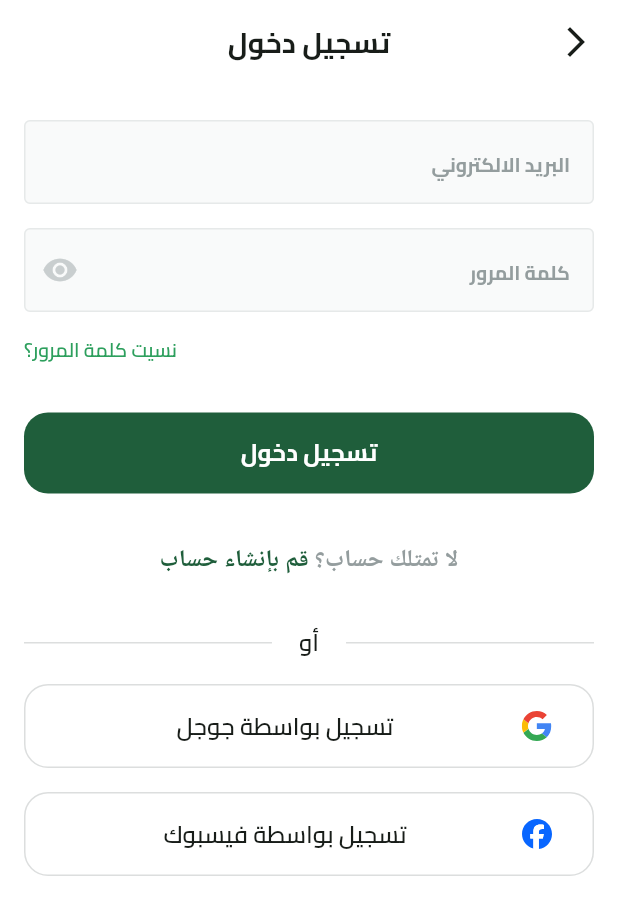
After one commit to Marwan28/fruit_hub, a Flutter app: the screen it shows after launch, after a tap on "تخط", on a phone screen of 412 x 824 dp. The commit adds this screen. Shown: the top 915 px of the screen. Run offline on Flutter 3.47's test engine with Material 3 defaults, Android fonts, the light colour scheme and no system bars; our stand-ins replace dots_indicator, flutter_svg.

Commit message:
finish login UI

```diff
--- /dev/null
+++ b/lib/core/widgets/custom_app_bar.dart
@@ -0,0 +1,16 @@
+import 'package:flutter/material.dart';
+import 'package:fruit_hub/core/utils/app_text_styles.dart';
+
+AppBar buildAppBar({required BuildContext context, required String title}) {
+  return AppBar(
+    backgroundColor: Colors.white,
+    centerTitle: true,
+    leading: GestureDetector(
+      child: Icon(Icons.arrow_back_ios_new),
+      onTap: () {
+        Navigator.pop(context);
+      },
+    ),
+    title: Text(title, style: TextStyles.bold19, textAlign: TextAlign.center),
+  );
+}
--- a/lib/core/widgets/custom_button.dart
+++ b/lib/core/widgets/custom_button.dart
@@ -1,5 +1,6 @@
 import 'package:flutter/material.dart';
 import 'package:fruit_hub/core/utils/app_colors.dart';
+import 'package:fruit_hub/core/utils/app_text_styles.dart';
 
 class CustomButton extends StatelessWidget {
   const CustomButton({super.key, required this.onPressed, required this.text});
@@ -13,19 +14,17 @@ class CustomButton extends StatelessWidget {
       width: double.infinity,
       height: 54,
       child: TextButton(
-        style: TextButton.styleFrom(backgroundColor: AppColors.primaryColor,
-            shape: RoundedRectangleBorder(
-              borderRadius: BorderRadius.circular(16),
-            )),
+        style: TextButton.styleFrom(
+          backgroundColor: AppColors.primaryColor,
+          shape: RoundedRectangleBorder(
+            borderRadius: BorderRadius.circular(16),
+          ),
+        ),
         onPressed: onPressed,
-        child: Text(text
-            ,style: TextStyle(
-              color: Colors.white,
-              fontSize: 18,
-              fontFamily: 'Cairo',
-              fontWeight: FontWeight.w700,
-              height: 0,
-            )),
+        child: Text(
+          text,
+          style: TextStyles.bold16.copyWith(color: Colors.white),
+        ),
       ),
     );
   }
--- /dev/null
+++ b/lib/core/widgets/custom_text_field.dart
@@ -0,0 +1,45 @@
+import 'package:flutter/material.dart';
+import 'package:fruit_hub/core/utils/app_text_styles.dart';
+
+class CustomTextFormField extends StatelessWidget {
+  const CustomTextFormField({
+    super.key,
+    required this.hintText,
+    required this.keyboardType,
+    this.suffixIcon,
+  });
+
+  final String hintText;
+  final TextInputType keyboardType;
+  final Widget? suffixIcon;
+
+  @override
+  Widget build(BuildContext context) {
+    return TextFormField(
+      keyboardType: keyboardType,
+      decoration: InputDecoration(
+        suffixIcon: suffixIcon,
+        filled: true,
+        fillColor: Color(0xFFF9FAFA),
+        border: buildOutlineInputBorder(),
+        enabledBorder: buildOutlineInputBorder(),
+        focusedBorder: buildOutlineInputBorder(),
+        hintText: hintText,
+        hintStyle: TextStyles.bold13.copyWith(color: Color(0xFF949D9E)),
+      ),
+      validator: (value) {
+        if (value == null || value.isEmpty) {
+          return 'Please enter some text';
+        }
+        return null;
+      },
+    );
+  }
+
+  OutlineInputBorder buildOutlineInputBorder() {
+    return OutlineInputBorder(
+      borderRadius: BorderRadius.circular(4),
+      borderSide: BorderSide(color: Color(0xFFE6E9E9), width: 1),
+    );
+  }
+}
--- a/lib/features/auth/presentation/views/login_view.dart
+++ b/lib/features/auth/presentation/views/login_view.dart
@@ -1,15 +1,20 @@
 import 'package:flutter/material.dart';
+import 'package:fruit_hub/core/utils/app_text_styles.dart';
+import 'package:fruit_hub/core/widgets/custom_app_bar.dart';
+import 'package:fruit_hub/features/auth/presentation/widgets/login_view_body.dart';
 
 class LoginView extends StatelessWidget {
   const LoginView({super.key});
+
   static const routeName = '/login';
 
   @override
   Widget build(BuildContext context) {
-    return const Scaffold(
-      body: Center(
-        child: Text('Login View'),
-      ),
+    return Scaffold(
+      appBar: buildAppBar(context: context, title: 'تسجيل دخول'),
+      body: LoginViewBody(),
     );
   }
+
+
 }
--- /dev/null
+++ b/lib/features/auth/presentation/widgets/donot_have_account_widget.dart
@@ -0,0 +1,43 @@
+import 'package:flutter/gestures.dart';
+import 'package:flutter/material.dart';
+
+import '../../../../../core/utils/app_colors.dart';
+import '../../../../../core/utils/app_text_styles.dart';
+
+class DonotHaveAnAccountWidget extends StatelessWidget {
+  const DonotHaveAnAccountWidget({
+    super.key,
+  });
+
+  @override
+  Widget build(BuildContext context) {
+    return Text.rich(
+      TextSpan(
+        children: [
+          TextSpan(
+            text: 'لا تمتلك حساب؟',
+            style: TextStyles.semiBold16.copyWith(
+              color: const Color(0xFF949D9E),
+            ),
+          ),
+          TextSpan(
+            text: ' ',
+            style: TextStyles.semiBold16.copyWith(
+              color: const Color(0xFF616A6B),
+            ),
+          ),
+          TextSpan(
+            recognizer: TapGestureRecognizer()
+              ..onTap = () {
+                // Navigator.pushNamed(context, SignupView.routeName);
+              },
+            text: 'قم بإنشاء حساب',
+            style:
+                TextStyles.semiBold16.copyWith(color: AppColors.primaryColor),
+          ),
+        ],
+      ),
+      textAlign: TextAlign.center,
+    );
+  }
+}
--- /dev/null
+++ b/lib/features/auth/presentation/widgets/login_view_body.dart
@@ -0,0 +1,87 @@
+import 'dart:io';
+
+import 'package:flutter/material.dart';
+import 'package:fruit_hub/constants.dart';
+import 'package:fruit_hub/core/utils/app_colors.dart';
+import 'package:fruit_hub/core/utils/app_images.dart';
+import 'package:fruit_hub/core/utils/app_text_styles.dart';
+import 'package:fruit_hub/core/widgets/custom_button.dart';
+import 'package:fruit_hub/core/widgets/custom_text_field.dart';
+import 'package:fruit_hub/features/auth/presentation/widgets/donot_have_account_widget.dart';
+import 'package:fruit_hub/features/auth/presentation/widgets/or_divider.dart';
+import 'package:fruit_hub/features/auth/presentation/widgets/social_login_button.dart';
+
+class LoginViewBody extends StatelessWidget {
+  const LoginViewBody({Key? key}) : super(key: key);
+
+  @override
+  Widget build(BuildContext context) {
+    return SingleChildScrollView(
+      child: Padding(
+        padding: const EdgeInsets.symmetric(horizontal: kHorizontalPadding),
+        child: SingleChildScrollView(
+          child: Column(
+            children: [
+              SizedBox(height: 24),
+              CustomTextFormField(
+                hintText: 'البريد الالكتروني',
+                keyboardType: TextInputType.emailAddress,
+              ),
+              SizedBox(height: 16),
+              CustomTextFormField(
+                hintText: 'كلمة المرور',
+                keyboardType: TextInputType.visiblePassword,
+                suffixIcon: const Icon(
+                  Icons.remove_red_eye,
+                  color: Color(0xFFC9CECF),
+                ),
+              ),
+              SizedBox(height: 16),
+              Row(
+                mainAxisAlignment: MainAxisAlignment.end,
+                children: [
+                  Text(
+                    'نسيت كلمة المرور؟',
+                    style: TextStyles.semiBold13.copyWith(
+                      color: AppColors.lightPrimaryColor,
+                    ),
+                  ),
+                ],
+              ),
+              SizedBox(height: 32),
+              CustomButton(onPressed: () {}, text: 'تسجيل دخول'),
+              SizedBox(height: 32),
+              const DonotHaveAnAccountWidget(),
+              SizedBox(height: 32),
+              OrDivider(),
+              const SizedBox(height: 16),
+              SocialLoginButton(
+                onPressed: () {},
+                image: Assets.imagesGoogleIcon,
+                title: 'تسجيل بواسطة جوجل',
+              ),
+              const SizedBox(height: 16),
+              Platform.isIOS
+                  ? Column(
+                      children: [
+                        SocialLoginButton(
+                          onPressed: () {},
+                          image: Assets.imagesAppleIcon,
+                          title: 'تسجيل بواسطة أبل',
+                        ),
+                        const SizedBox(height: 16),
+                      ],
+                    )
+                  : const SizedBox(),
+              SocialLoginButton(
+                onPressed: () {},
+                image: Assets.imagesFacebookIcon,
+                title: 'تسجيل بواسطة فيسبوك',
+              ),
+            ],
+          ),
+        ),
+      ),
+    );
+  }
+}
--- /dev/null
+++ b/lib/features/auth/presentation/widgets/or_divider.dart
@@ -0,0 +1,35 @@
+import 'package:flutter/material.dart';
+import 'package:fruit_hub/core/utils/app_text_styles.dart';
+
+class OrDivider extends StatelessWidget {
+  const OrDivider({super.key});
+
+  @override
+  Widget build(BuildContext context) {
+    return const Row(
+      children: [
+        Expanded(
+          child: Divider(
+            color: Color(0xFFDCDEDE),
+          ),
+        ),
+        SizedBox(
+          width: 18,
+        ),
+        Text(
+          'أو',
+          textAlign: TextAlign.center,
+          style: TextStyles.semiBold16,
+        ),
+        SizedBox(
+          width: 18,
+        ),
+        Expanded(
+          child: Divider(
+            color: Color(0xFFDCDEDE),
+          ),
+        ),
+      ],
+    );
+  }
+}
--- /dev/null
+++ b/lib/features/auth/presentation/widgets/social_login_button.dart
@@ -0,0 +1,43 @@
+import 'package:flutter/material.dart';
+import 'package:flutter_svg/flutter_svg.dart';
+import 'package:fruit_hub/core/utils/app_text_styles.dart';
+
+
+class SocialLoginButton extends StatelessWidget {
+  const SocialLoginButton(
+      {super.key,
+      required this.image,
+      required this.title,
+      required this.onPressed});
+
+  final String image;
+  final String title;
+  final VoidCallback onPressed;
+  @override
+  Widget build(BuildContext context) {
+    return SizedBox(
+      width: double.infinity,
+      height: 56,
+      child: TextButton(
+        style: TextButton.styleFrom(
+          shape: RoundedRectangleBorder(
+            side: const BorderSide(color: Color(0xFFDCDEDE), width: 1),
+            borderRadius: BorderRadius.circular(16),
+          ),
+        ),
+        onPressed: onPressed,
+        child: ListTile(
+          visualDensity: const VisualDensity(
+            vertical: VisualDensity.minimumDensity,
+          ),
+          leading: SvgPicture.asset(image),
+          title: Text(
+            title,
+            textAlign: TextAlign.center,
+            style: TextStyles.semiBold16,
+          ),
+        ),
+      ),
+    );
+  }
+}
--- a/lib/main.dart
+++ b/lib/main.dart
@@ -1,6 +1,7 @@
 import 'package:flutter/material.dart';
 import 'package:flutter_localizations/flutter_localizations.dart';
 import 'package:fruit_hub/core/helper_functions/on_generate_routes.dart';
+import 'package:fruit_hub/core/utils/app_colors.dart';
 import 'package:fruit_hub/features/splash/presentation/views/splash_view.dart';
 import 'package:fruit_hub/core/services/shared_preferences_singleton.dart';
 import 'generated/l10n.dart';
@@ -17,7 +18,11 @@ class FruitHub extends StatelessWidget {
   @override
   Widget build(BuildContext context) {
     return MaterialApp(
-      theme: ThemeData(fontFamily: 'Cairo'),
+      theme: ThemeData(
+        fontFamily: 'Cairo',
+        scaffoldBackgroundColor: Colors.white,
+        colorScheme: ColorScheme.fromSeed(seedColor: AppColors.primaryColor),
+      ),
       localizationsDelegates: [
         S.delegate,
         GlobalMaterialLocalizations.delegate,
```
